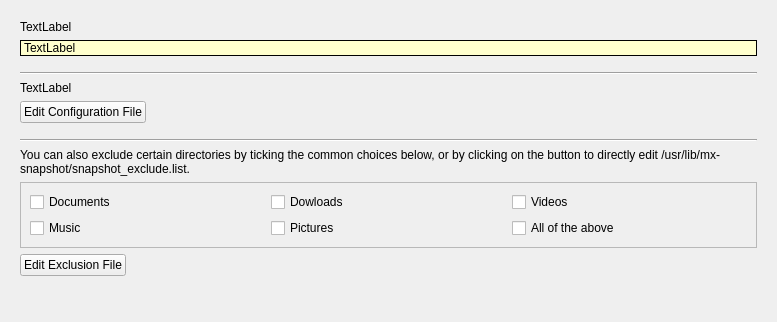
AdrianTM/mx-snapshot-old, file mxsnapshot.ui: the form before one commit; both pictures show x 0 to 777 and y 0 to 322 of the 777 by 505 pixel window.
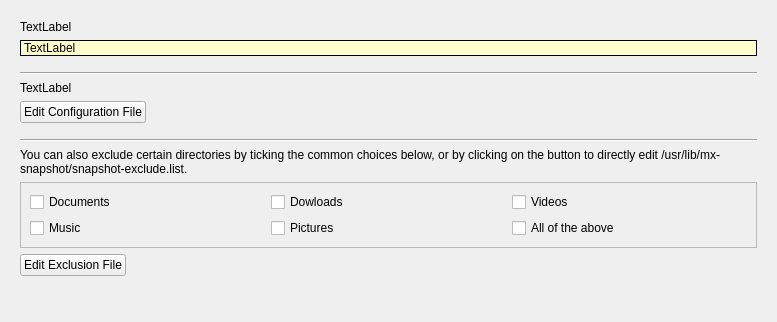
The form after the commit. The open tabs and pages were chosen to show the change. Icons and pictures are not drawn.

Patch:
```diff
--- a/mxsnapshot.ui
+++ b/mxsnapshot.ui
@@ -222,7 +222,7 @@
        <item>
         <widget class="QLabel" name="labelExclude">
          <property name="text">
-          <string>You can also exclude certain directories by ticking the common choices below, or by clicking on the button to directly edit /usr/lib/mx-snapshot/snapshot_exclude.list.</string>
+          <string>You can also exclude certain directories by ticking the common choices below, or by clicking on the button to directly edit /usr/lib/mx-snapshot/snapshot-exclude.list.</string>
          </property>
          <property name="wordWrap">
           <bool>true</bool>
```
